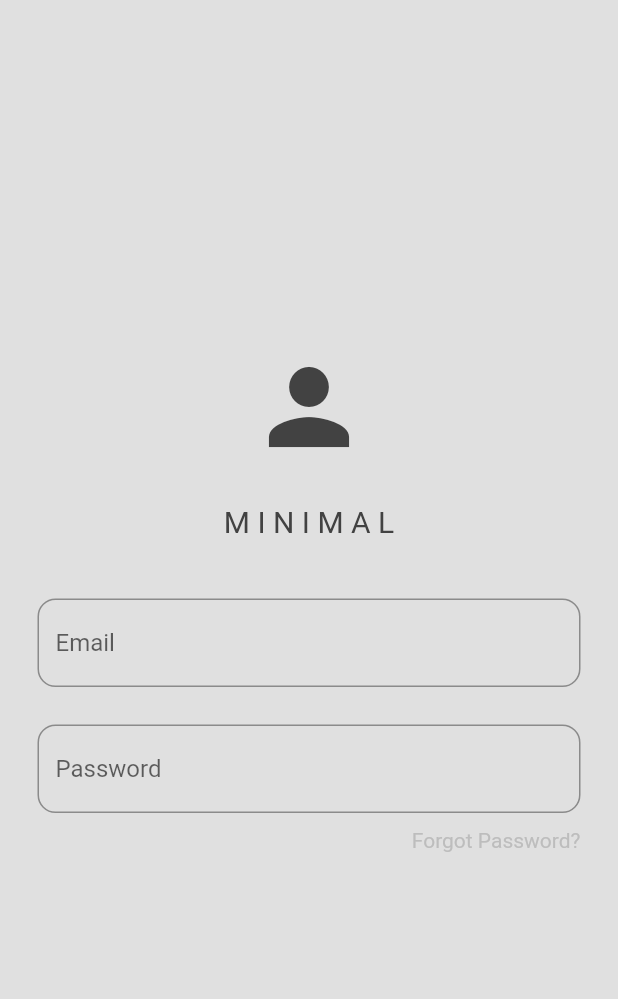
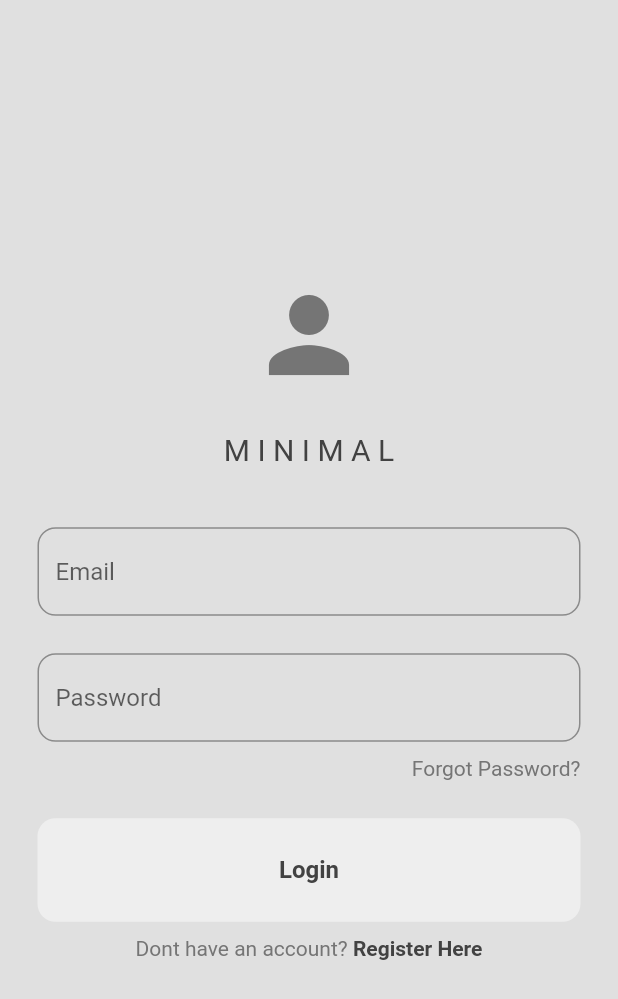
Before and after one commit to KyleAnthonyHay/Social_Media_App, a Flutter app: the screen it shows after launch, on a phone screen of 412 x 824 dp. Shown: the top 999 px of the screen. Run offline on Flutter 3.47's test engine with Material 2 defaults, Android fonts, the phone set to English and light mode, and no system bars.

Commit message:
login button added

```diff
--- /dev/null
+++ b/socialmediaapp/lib/components/MyButton.dart
@@ -0,0 +1,34 @@
+import 'package:flutter/material.dart';
+
+class MyButton extends StatelessWidget {
+  final String text;
+  final void Function()? onTap;
+  const MyButton({
+    super.key,
+    required this.text,
+    required this.onTap,
+  });
+
+  @override
+  Widget build(BuildContext context) {
+    return GestureDetector(
+      onTap: onTap,
+      child: Container(
+        decoration: BoxDecoration(
+          color: Theme.of(context).colorScheme.primary,
+          borderRadius: BorderRadius.circular(12),
+        ),
+        padding: const EdgeInsets.all(25),
+        child: Center(
+          child: Text(
+            "Login",
+            style: TextStyle(
+              fontWeight: FontWeight.bold,
+              fontSize: 16,
+            ),
+          ),
+        ),
+      ),
+    );
+  }
+}
--- a/socialmediaapp/lib/pages/LoginPage.dart
+++ b/socialmediaapp/lib/pages/LoginPage.dart
@@ -1,10 +1,13 @@
 import 'package:flutter/material.dart';
+import 'package:socialmediaapp/components/MyButton.dart';
 import 'package:socialmediaapp/components/MyTextField.dart';
 
 class LoginPage extends StatelessWidget {
   TextEditingController emailController = TextEditingController();
   TextEditingController passwordController = TextEditingController();
   LoginPage({super.key});
+
+  void login() {}
 
   @override
   Widget build(BuildContext context) {
@@ -50,14 +53,32 @@ class LoginPage extends StatelessWidget {
                   Text(
                     "Forgot Password?",
                     style: TextStyle(
-                        color: Theme.of(context).colorScheme.secondary),
+                        color: Theme.of(context).colorScheme.inversePrimary),
                   ),
                 ],
               ),
               const SizedBox(height: 25),
               // sign in button
-
+              MyButton(
+                text: "Login",
+                onTap: login,
+              ),
+              const SizedBox(height: 10),
               // blurb
+              Row(
+                mainAxisAlignment: MainAxisAlignment.center,
+                children: [
+                  Text(
+                    "Dont have an account?",
+                    style: TextStyle(
+                        color: Theme.of(context).colorScheme.inversePrimary),
+                  ),
+                  Text(
+                    " Register Here",
+                    style: TextStyle(fontWeight: FontWeight.bold),
+                  ),
+                ],
+              )
             ],
           ),
         ),
--- a/socialmediaapp/lib/theme/LightMode.dart
+++ b/socialmediaapp/lib/theme/LightMode.dart
@@ -6,7 +6,7 @@ ThemeData lightMode = ThemeData(
       background: Colors.grey.shade300,
       primary: Colors.grey.shade200,
       secondary: Colors.grey.shade400,
-      inversePrimary: Colors.grey.shade800,
+      inversePrimary: Colors.grey.shade600,
     ),
     textTheme: ThemeData.light().textTheme.apply(
           bodyColor: Colors.grey[800],
```
